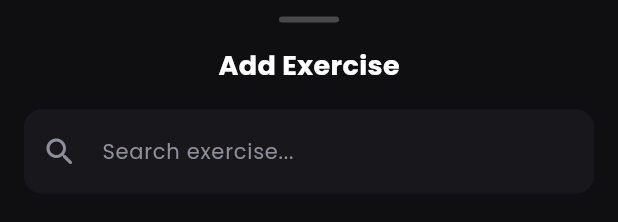
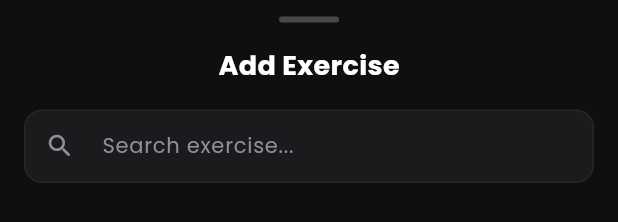
Before and after one commit to Dhaafin/forge-gym, a Flutter app: the AddExerciseSheet widget shown alone on an empty page, opened directly, on a phone screen of 412 x 824 dp. Shown: the part 125-347 px from the top of the screen. Run offline on Flutter 3.47's test engine with Material 3 defaults, Android fonts, the phone set to English and light mode, and no system bars; our stand-ins replace flutter_local_notifications, flutter_riverpod, flutter_secure_storage, google_fonts, shared_preferences; accounts and stored records are empty; network calls fail.

Commit message:
feat: implement reusable ForgeSearchBar and align search layouts

```diff
--- /dev/null
+++ b/lib/core/widgets/forge_search_bar.dart
@@ -0,0 +1,109 @@
+import 'package:flutter/material.dart';
+import '../theme/app_theme.dart';
+
+class ForgeSearchBar extends StatefulWidget {
+  final TextEditingController? controller;
+  final String hintText;
+  final ValueChanged<String>? onChanged;
+  final ValueChanged<String>? onSubmitted;
+  final VoidCallback? onClear;
+
+  const ForgeSearchBar({
+    super.key,
+    this.controller,
+    required this.hintText,
+    this.onChanged,
+    this.onSubmitted,
+    this.onClear,
+  });
+
+  @override
+  State<ForgeSearchBar> createState() => _ForgeSearchBarState();
+}
+
+class _ForgeSearchBarState extends State<ForgeSearchBar> {
+  late final TextEditingController _controller;
+  bool _showClearButton = false;
+
+  @override
+  void initState() {
+    super.initState();
+    _controller = widget.controller ?? TextEditingController();
+    _showClearButton = _controller.text.isNotEmpty;
+    _controller.addListener(_onTextChanged);
+  }
+
+  @override
+  void didUpdateWidget(ForgeSearchBar oldWidget) {
+    super.didUpdateWidget(oldWidget);
+    if (widget.controller != oldWidget.controller) {
+      oldWidget.controller?.removeListener(_onTextChanged);
+      _controller = widget.controller ?? TextEditingController();
+      _controller.addListener(_onTextChanged);
+    }
+  }
+
+  @override
+  void dispose() {
+    if (widget.controller == null) {
+      _controller.dispose();
+    } else {
+      _controller.removeListener(_onTextChanged);
+    }
+    super.dispose();
+  }
+
+  void _onTextChanged() {
+    final show = _controller.text.isNotEmpty;
+    if (show != _showClearButton) {
+      setState(() {
+        _showClearButton = show;
+      });
+    }
+  }
+
+  @override
+  Widget build(BuildContext context) {
+    return TextField(
+      controller: _controller,
+      onChanged: widget.onChanged,
+      onSubmitted: widget.onSubmitted,
+      style: const TextStyle(color: AppTheme.textPrimary, fontSize: 14),
+      decoration: InputDecoration(
+        hintText: widget.hintText,
+        hintStyle: const TextStyle(color: AppTheme.textSecondary, fontSize: 14),
+        prefixIcon: const Icon(Icons.search_rounded, color: AppTheme.textSecondary, size: 20),
+        suffixIcon: _showClearButton
+            ? IconButton(
+                icon: const Icon(Icons.close_rounded, color: AppTheme.textSecondary, size: 20),
+                onPressed: () {
+                  _controller.clear();
+                  if (widget.onChanged != null) {
+                    widget.onChanged!('');
+                  }
+                  if (widget.onClear != null) {
+                    widget.onClear!();
+                  }
+                },
+              )
+            : null,
+        isDense: true,
+        contentPadding: const EdgeInsets.symmetric(horizontal: 16, vertical: 14),
+        filled: true,
+        fillColor: Colors.white.withValues(alpha: 0.05),
+        border: OutlineInputBorder(
+          borderRadius: BorderRadius.circular(12),
+          borderSide: BorderSide(color: Colors.white.withValues(alpha: 0.05)),
+        ),
+        enabledBorder: OutlineInputBorder(
+          borderRadius: BorderRadius.circular(12),
+          borderSide: BorderSide(color: Colors.white.withValues(alpha: 0.05)),
+        ),
+        focusedBorder: OutlineInputBorder(
+          borderRadius: BorderRadius.circular(12),
+          borderSide: const BorderSide(color: AppTheme.primary, width: 1.5),
+        ),
+      ),
+    );
+  }
+}
--- a/lib/features/workout/presentation/widgets/add_exercise_sheet.dart
+++ b/lib/features/workout/presentation/widgets/add_exercise_sheet.dart
@@ -2,6 +2,7 @@ import 'package:flutter/material.dart';
 import 'package:flutter_riverpod/flutter_riverpod.dart';
 
 import '../../../../core/theme/app_theme.dart';
+import '../../../../core/widgets/forge_search_bar.dart';
 import '../../controllers/exercise_controller.dart';
 import '../../models/exercise_model.dart';
 import 'add_set_sheet.dart';
@@ -55,17 +56,14 @@ class _AddExerciseSheetState extends ConsumerState<AddExerciseSheet> {
               const Text('Add Exercise', style: TextStyle(fontSize: 18, fontWeight: FontWeight.bold, color: Colors.white)),
               Padding(
                 padding: const EdgeInsets.all(16.0),
-                child: TextField(
+                child: ForgeSearchBar(
                   controller: _searchController,
-                  decoration: InputDecoration(
-                    hintText: 'Search exercise...',
-                    prefixIcon: const Icon(Icons.search_rounded, color: AppTheme.textSecondary),
-                    filled: true,
-                    fillColor: AppTheme.surface,
-                    border: OutlineInputBorder(borderRadius: BorderRadius.circular(12), borderSide: BorderSide.none),
-                  ),
+                  hintText: 'Search exercise...',
                   onSubmitted: (val) {
                     ref.read(exerciseControllerProvider.notifier).setSearch(val.trim());
+                  },
+                  onClear: () {
+                    ref.read(exerciseControllerProvider.notifier).setSearch('');
                   },
                 ),
               ),
```
Also changed, not shown: lib/features/dashboard/presentation/dashboard_page.dart (+18 -39 lines).
